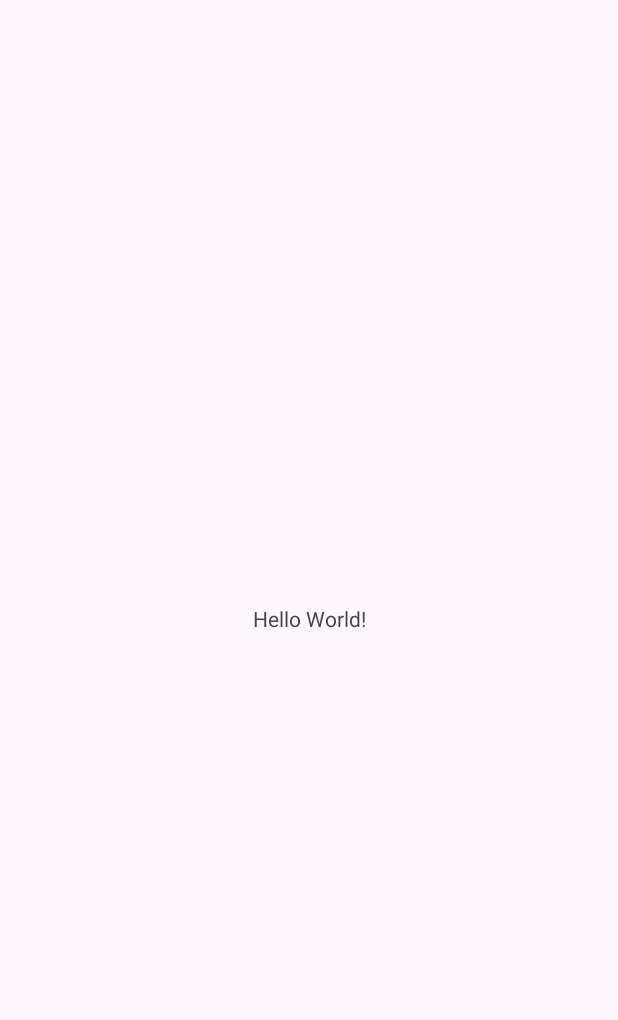
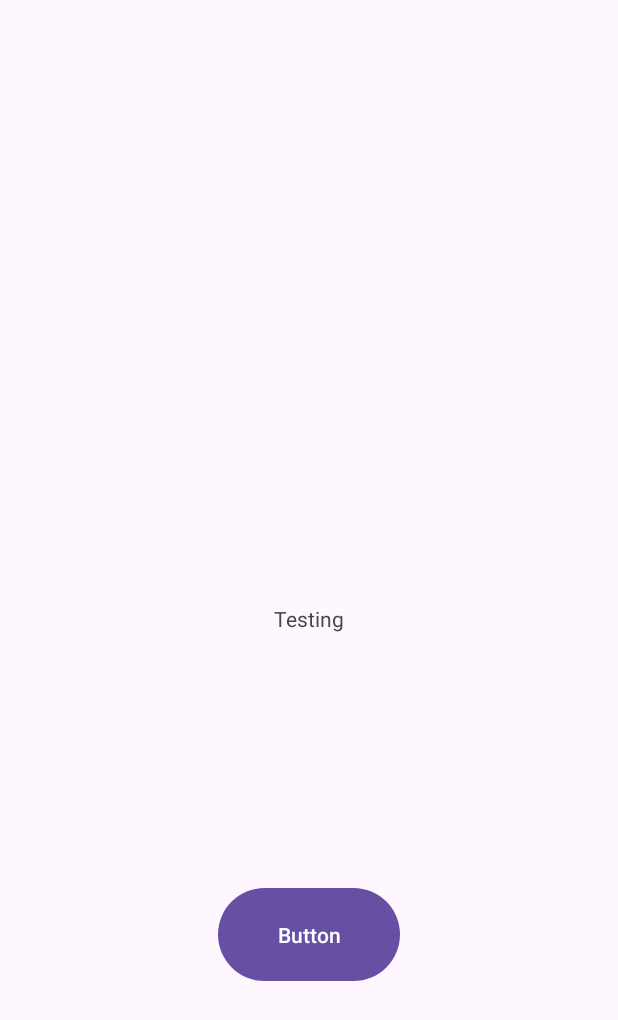
Before and after one commit to phandavinci/woCArdy, an Android app: the screen it shows after launch (MainActivity), on a phone screen of 412 x 824 dp. Before the commit the part shown is almost empty. Shown: the top 1020 px of the screen. Run offline under Robolectric (Android 15) with nearby library versions, the phone set to English and light mode, and no system bars.

```diff
--- a/app/src/main/java/com/example/wocardy/MainActivity.java
+++ b/app/src/main/java/com/example/wocardy/MainActivity.java
@@ -1,8 +1,10 @@
+
 package com.example.wocardy;
 
 import androidx.appcompat.app.AppCompatActivity;
 
 import android.os.Bundle;
+import android.widget.TextView;
 
 public class MainActivity extends AppCompatActivity {
 
@@ -10,5 +12,7 @@ public class MainActivity extends AppCompatActivity {
     protected void onCreate(Bundle savedInstanceState) {
         super.onCreate(savedInstanceState);
         setContentView(R.layout.activity_main);
+        TextView text = findViewById(R.id.text);
+        text.setText("Testing");
     }
 }
--- a/app/src/main/res/layout/activity_main.xml
+++ b/app/src/main/res/layout/activity_main.xml
@@ -2,11 +2,13 @@
 <androidx.constraintlayout.widget.ConstraintLayout xmlns:android="http://schemas.android.com/apk/res/android"
     xmlns:app="http://schemas.android.com/apk/res-auto"
     xmlns:tools="http://schemas.android.com/tools"
+    android:id="@+id/testButton"
     android:layout_width="match_parent"
     android:layout_height="match_parent"
     tools:context=".MainActivity">
 
     <TextView
+        android:id="@+id/text"
         android:layout_width="wrap_content"
         android:layout_height="wrap_content"
         android:text="Hello World!"
@@ -15,4 +17,14 @@
         app:layout_constraintStart_toStartOf="parent"
         app:layout_constraintTop_toTopOf="parent" />
 
+    <Button
+        android:id="@+id/button"
+        android:layout_width="121dp"
+        android:layout_height="70dp"
+        android:text="Button"
+        app:layout_constraintBottom_toBottomOf="parent"
+        app:layout_constraintEnd_toEndOf="parent"
+        app:layout_constraintStart_toStartOf="parent"
+        app:layout_constraintTop_toBottomOf="@+id/text" />
+
 </androidx.constraintlayout.widget.ConstraintLayout>
```
